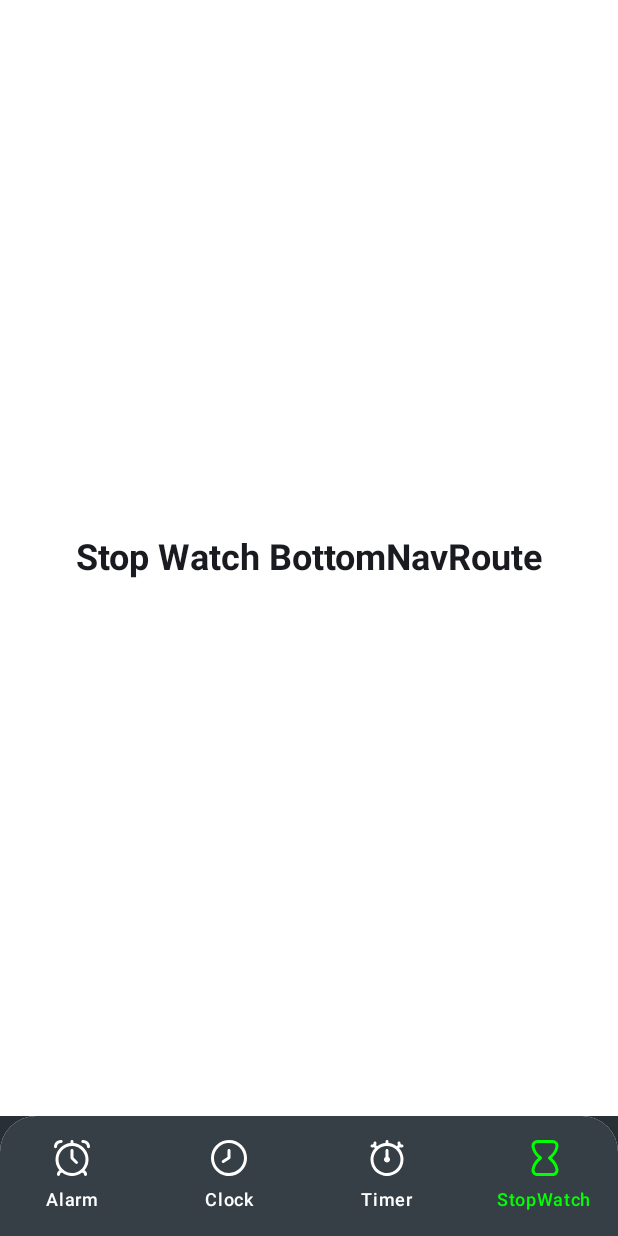
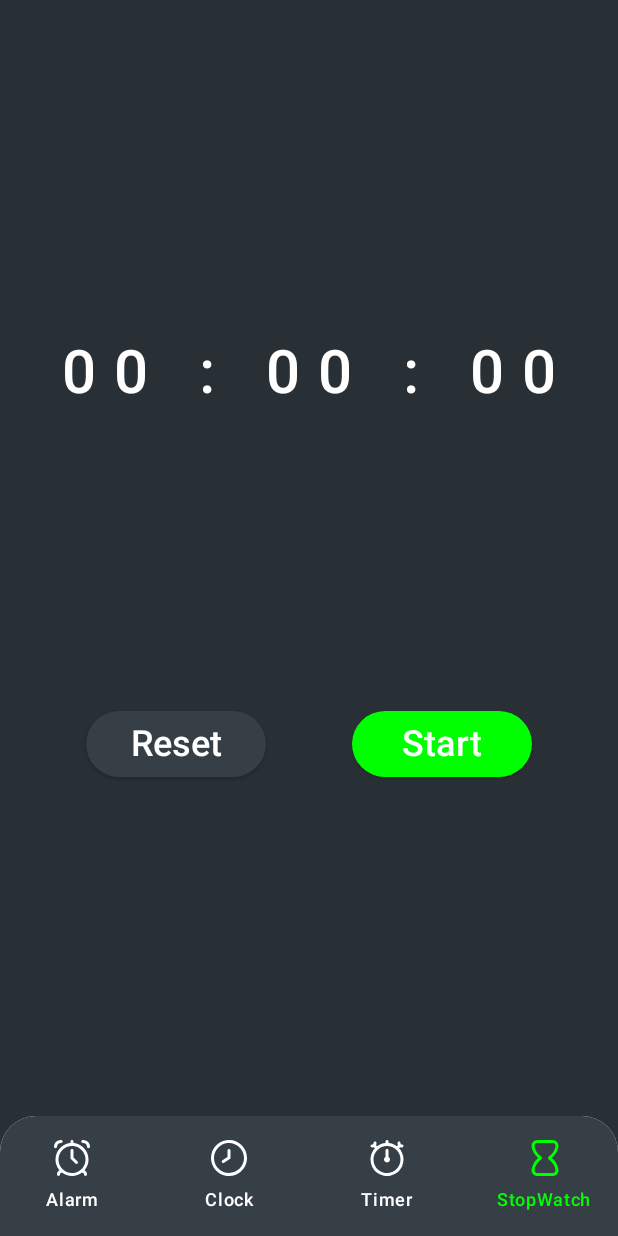
Before and after one commit to PriteshNikam/Clock, an Android app built with Jetpack Compose: the StopWatchScreen screen opened through its navigation route, on a phone screen of 412 x 824 dp. Run offline under Robolectric (Android 15) with nearby library versions, the phone set to English and light mode, and no system bars; our stand-ins replace Dagger/Hilt's generated code.

Commit message:
create stop watch screen

```diff
--- a/app/src/main/java/com/developersphere/clock/presentation/common_compose/CommonBottomAppBar.kt
+++ b/app/src/main/java/com/developersphere/clock/presentation/common_compose/BottomAppBar.kt
@@ -23,6 +23,7 @@ import androidx.navigation.NavGraph.Companion.findStartDestination
 import androidx.navigation.compose.currentBackStackEntryAsState
 import androidx.navigation.compose.rememberNavController
 import com.developersphere.clock.presentation.navigation.routes.BottomNavRoute
+import com.developersphere.clock.ui.theme.*
 
 
 @SuppressLint("RestrictedApi")
@@ -42,11 +43,10 @@ fun CommonBottomAppBar(navController: NavController) {
     Surface(
         shape = RoundedCornerShape(topStart = 24.dp, topEnd = 24.dp),
         modifier = Modifier
-            .fillMaxWidth()
-            .background(color = Color(0xff282F35)),
+            .fillMaxWidth().background(BackGroundColor),
     ) {
         NavigationBar(
-            containerColor = Color(0xff363E46),
+            containerColor = BottomAppBarBackgroundColor,
             modifier = Modifier.fillMaxWidth()
         ) {
             bottomNavigationRoutes.forEach { screen ->
--- /dev/null
+++ b/app/src/main/java/com/developersphere/clock/presentation/common_compose/CustomButton.kt
@@ -0,0 +1,40 @@
+package com.developersphere.clock.presentation.common_compose
+
+import androidx.compose.foundation.layout.width
+import androidx.compose.material3.ButtonDefaults
+import androidx.compose.material3.ElevatedButton
+import androidx.compose.runtime.Composable
+import androidx.compose.ui.Modifier
+import androidx.compose.ui.graphics.Color
+import androidx.compose.ui.text.TextStyle
+import androidx.compose.ui.text.font.FontWeight
+import androidx.compose.ui.unit.dp
+import androidx.compose.ui.unit.sp
+import com.developersphere.clock.ui.theme.White
+
+@Composable
+fun CustomButton(
+    action: (() -> Unit),
+    buttonColor: Color? = null,
+    buttonTitle: String? = null,
+) {
+    ElevatedButton(
+        modifier = Modifier.width(120.dp),
+        colors = ButtonDefaults.buttonColors(
+            containerColor = buttonColor ?: White
+        ),
+        onClick = {
+            action()
+
+        }) {
+        CommonText(
+            buttonTitle ?: "click",
+            textStyle =
+                TextStyle(
+                    fontSize = 24.sp,
+                    color = White,
+                    fontWeight = FontWeight.SemiBold
+                )
+        )
+    }
+}
--- /dev/null
+++ b/app/src/main/java/com/developersphere/clock/presentation/screens/stop_watch_screen/StopWatchScreen.kt
@@ -0,0 +1,71 @@
+package com.developersphere.clock.presentation.screens.stop_watch_screen
+
+import androidx.compose.foundation.background
+import androidx.compose.runtime.Composable
+import androidx.compose.runtime.collectAsState
+import androidx.compose.ui.text.TextStyle
+import androidx.compose.ui.text.font.FontWeight
+import androidx.hilt.navigation.compose.hiltViewModel
+import com.developersphere.clock.presentation.common_compose.CommonText
+import com.developersphere.clock.presentation.common_compose.CustomButton
+import com.developersphere.clock.utils.StringFormatter
+import androidx.compose.foundation.layout.*
+import com.developersphere.clock.ui.theme.*
+import androidx.compose.ui.*
+import androidx.compose.ui.unit.dp
+import androidx.compose.ui.unit.sp
+
+@Composable
+fun StopWatchScreen(viewModel: StopWatchViewModel = hiltViewModel()) {
+
+    val watch = viewModel.time.collectAsState()
+    val isRunning = viewModel.isRunning.collectAsState().value
+
+    Column(
+        modifier = Modifier
+            .fillMaxSize()
+            .background(color = BackGroundColor)
+            .padding(vertical = 24.dp),
+        verticalArrangement = Arrangement.Center,
+        horizontalAlignment = Alignment.CenterHorizontally,
+    ) {
+        CommonText(
+            StringFormatter.formatTimer(watch.value),
+            textStyle = TextStyle(
+                letterSpacing = 12.sp,
+                fontSize = 40.sp,
+                color = if (isRunning) Green else White,
+                fontWeight = FontWeight.SemiBold
+            )
+        )
+
+        Spacer(modifier = Modifier.height(200.dp))
+
+        Row(
+            modifier = Modifier.fillMaxWidth(),
+            horizontalArrangement = Arrangement.SpaceEvenly,
+            verticalAlignment = Alignment.CenterVertically
+        ) {
+            // reset button
+            CustomButton(
+                action = {
+                    viewModel.resetStopWatch()
+                },
+                buttonColor = BottomAppBarBackgroundColor,
+                buttonTitle = "Reset"
+            )
+
+            // start/stop button
+            CustomButton(
+                action = {
+                    if (isRunning)
+                        viewModel.stopStopWatch()
+                    else
+                        viewModel.startStopWatch()
+                },
+                buttonColor = if (isRunning) Red else Green,
+                buttonTitle = if (isRunning) "Stop" else "Start"
+            )
+        }
+    }
+}
--- a/app/src/main/java/com/developersphere/clock/presentation/screens/stop_watch_screen/StopWatchScreen.kt.kt
+++ /dev/null
@@ -1,25 +0,0 @@
-package com.developersphere.clock.presentation.screens.stop_watch_screen
-
-import androidx.compose.foundation.background
-import androidx.compose.foundation.layout.Box
-import androidx.compose.foundation.layout.fillMaxSize
-import androidx.compose.material3.Text
-import androidx.compose.runtime.Composable
-import androidx.compose.ui.Alignment
-import androidx.compose.ui.Modifier
-import androidx.compose.ui.graphics.Color
-import androidx.compose.ui.text.TextStyle
-import androidx.compose.ui.text.font.FontWeight
-import androidx.compose.ui.unit.sp
-
-@Composable
-fun StopWatchScreen(){
-    Box(
-        contentAlignment = Alignment.Center,
-        modifier = Modifier
-            .fillMaxSize()
-            .background(color = Color.White)
-    ){
-        Text("Stop Watch BottomNavRoute", style = TextStyle(fontSize = 24.sp, fontWeight = FontWeight.Bold))
-    }
-}
--- /dev/null
+++ b/app/src/main/java/com/developersphere/clock/presentation/screens/stop_watch_screen/StopWatchViewModel.kt
@@ -0,0 +1,49 @@
+package com.developersphere.clock.presentation.screens.stop_watch_screen
+
+import android.os.SystemClock
+import androidx.lifecycle.ViewModel
+import androidx.lifecycle.viewModelScope
+import dagger.hilt.android.lifecycle.HiltViewModel
+import kotlinx.coroutines.Job
+import kotlinx.coroutines.delay
+import kotlinx.coroutines.flow.MutableStateFlow
+import kotlinx.coroutines.flow.asStateFlow
+import kotlinx.coroutines.isActive
+import kotlinx.coroutines.launch
+import javax.inject.Inject
+
+@HiltViewModel
+class StopWatchViewModel @Inject constructor(): ViewModel() {
+
+    private var timerJob: Job? = null
+    private var startTime = 0L
+    private val _isRunning = MutableStateFlow(false)
+    val isRunning: MutableStateFlow<Boolean> = _isRunning
+
+    private val _stopWatchTime = MutableStateFlow(0L)
+    val time = _stopWatchTime.asStateFlow()
+
+    fun startStopWatch(){
+        startTime = SystemClock.elapsedRealtime() - _stopWatchTime.value
+        _isRunning.value = true
+
+       timerJob =  viewModelScope.launch {
+            while(isActive) {
+                _stopWatchTime.value = SystemClock.elapsedRealtime() -  startTime
+                delay(16L)
+            }
+        }
+    }
+
+    fun stopStopWatch(){
+        timerJob?.cancel()
+        _isRunning.value = false
+    }
+
+    fun resetStopWatch(){
+        timerJob?.cancel()
+        _stopWatchTime.value = 0L
+        isRunning.value = false
+    }
+
+}
--- a/app/src/main/java/com/developersphere/clock/ui/theme/Color.kt
+++ b/app/src/main/java/com/developersphere/clock/ui/theme/Color.kt
@@ -18,3 +18,4 @@ val LightGrey = Color(0xFFD3D3D3)
 val Green = Color.Green
 val Black = Color.Black
 val Transparent = Color.Transparent
+val Red = Color.Red
--- /dev/null
+++ b/app/src/main/java/com/developersphere/clock/utils/StringFormatter.kt
@@ -0,0 +1,14 @@
+package com.developersphere.clock.utils
+
+import java.util.Locale
+
+object StringFormatter {
+    fun formatTimer(timeInMillSecond: Long): String {
+        val minute = (timeInMillSecond / 1000) / 60 // gives minutes
+        val seconds = (timeInMillSecond / 1000) % 60 // gives seconds
+        val millis = (timeInMillSecond % 1000) / 10 // give milli seconds.
+
+        return String.format(Locale.US, "%02d : %02d : %02d", minute, seconds, millis)
+
+    }
+}
```
